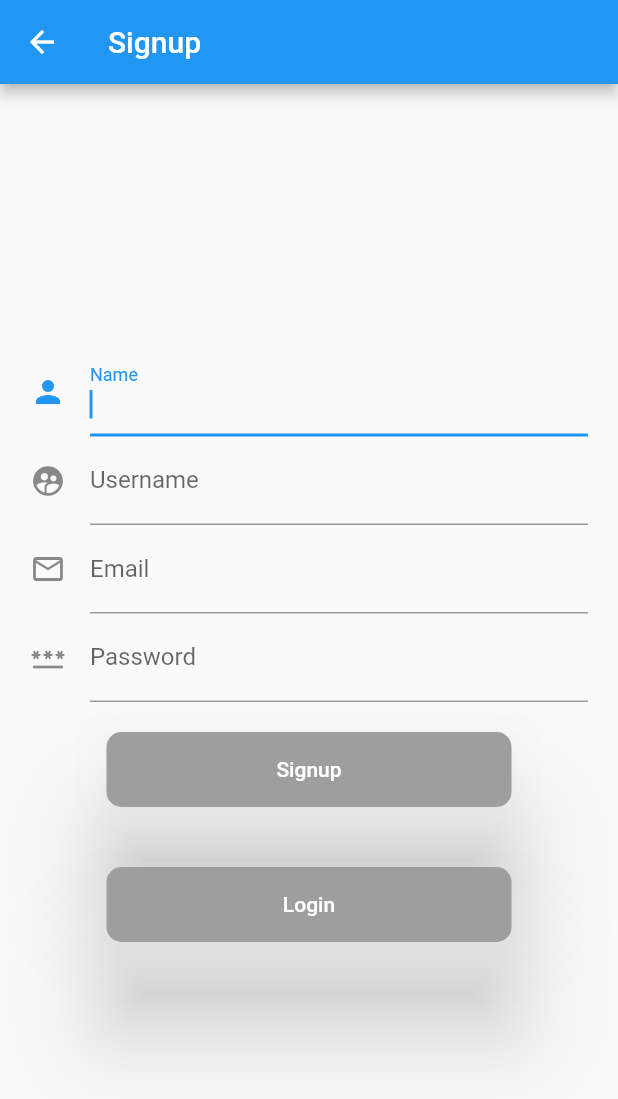
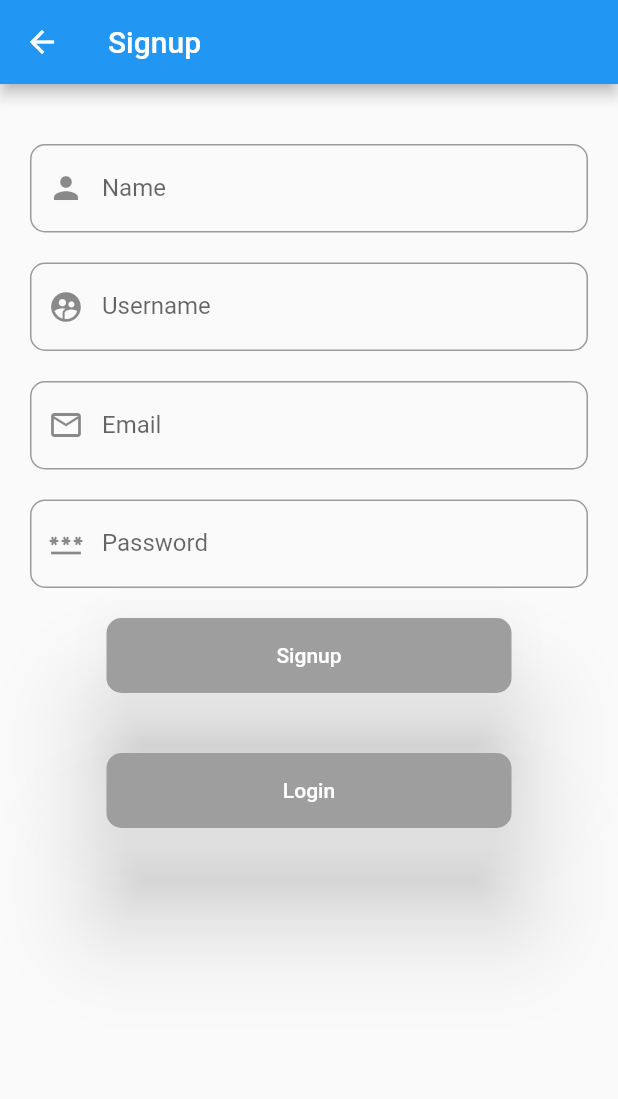
Before and after one commit to hashamnadeem21/Firebase-Auth-with-Getx-Using-MVC, a Flutter app: the screen it shows after launch, after a tap on "Signup", on a phone screen of 412 x 824 dp. Shown: the top 1099 px of the screen. Run offline on Flutter 3.47's test engine with Material 2 defaults, Android fonts, the phone set to English and light mode, and no system bars; our stand-ins replace cloud_firestore, firebase_auth, firebase_core, get; accounts and stored records are empty; network calls fail.

Commit message:
add extension function of padding to simplify code

```diff
--- a/lib/auth_screens/login_screen.dart
+++ b/lib/auth_screens/login_screen.dart
@@ -23,7 +23,8 @@ class LoginPage extends StatelessWidget {
       appBar: AppBar(
         title: const Text("Login"),
       ),
-      body: Padding(
+      body: SingleChildScrollView(
+        child: Padding(
 // Padding for the entire column
           padding: const EdgeInsets.all(20),
           child: Column(
@@ -36,7 +37,7 @@ class LoginPage extends StatelessWidget {
                 controller: email,
                 autofocus: true,
                 decoration: const InputDecoration(
-                  icon: Icon(Icons.email_outlined),
+                    prefixIcon: Icon(Icons.email_outlined),
                     label: Text("Email"),
                     fillColor: Colors.cyan),
               ),
@@ -69,6 +70,7 @@ class LoginPage extends StatelessWidget {
             ],
           ),
         ),
+      ),
     );
   }
 }
--- a/lib/auth_screens/signup_screen.dart
+++ b/lib/auth_screens/signup_screen.dart
@@ -1,6 +1,7 @@
 import 'package:flutter/material.dart';
 import 'package:get/get.dart';
 import 'package:signuploginfirebase/auth_screens/login_screen.dart';
+import 'package:signuploginfirebase/extention_function/extension_function.dart';
 import 'package:signuploginfirebase/widgets/buttons.dart';
 import '../controllers/auth_controller.dart';
 
@@ -15,48 +16,20 @@ class SignUp extends StatelessWidget {
   @override
   Widget build(BuildContext context) {
     return Scaffold(
-      resizeToAvoidBottomInset: false,
+      // resizeToAvoidBottomInset: false,
       appBar: AppBar(
         title: const Text("Signup"),
       ),
-      body: Padding(
-        padding: const EdgeInsets.all(20),
-        child: Column(
+      body: Column(
         mainAxisAlignment: MainAxisAlignment.center,
         crossAxisAlignment: CrossAxisAlignment.center,
         children: [
-            TextFormField(
-              controller: name,
-              autofocus: true,
-              decoration: const InputDecoration(
-                icon: Icon(Icons.person),
-                label: Text("Name"),
-              ),
-            ),
-            TextFormField(
-              controller: username,
-              autofocus: true,
-              decoration: const InputDecoration(
-                icon: Icon(Icons.supervised_user_circle),
-                label: Text("Username"),
-              ),
-            ),
-            TextFormField(
-              controller: email,
-              autofocus: true,
-              decoration: const InputDecoration(
-                  icon: Icon(Icons.email_outlined),
-                  label: Text("Email"),
-                  fillColor: Colors.cyan),
-            ),
-            TextFormField(
-              controller: password,
-              autofocus: true,
-              decoration: const InputDecoration(
-                icon: Icon(Icons.password),
-                label: Text("Password"),
-              ),
-            ),
+
+          CustomTextField(controller: name, label: "Name", hintText: "Enter your Name", icon: Icons.person),
+          CustomTextField(controller: username, label: "Username", hintText: "Enter your Username", icon: Icons.supervised_user_circle),
+          CustomTextField(controller: email, label: "Email", hintText: "Enter your Email", icon: Icons.email_outlined),
+          CustomTextField(controller: password, label: "Password", hintText: "Enter your Password", icon: Icons.password),
+
           Custom_Button(
               label: "Signup",
               backgroundcolor: Colors.grey,
@@ -75,9 +48,38 @@ class SignUp extends StatelessWidget {
               function: () {
                 Get.to(LoginPage());
               }),
+
         ],
-        ),
-      ),
+      ).extendPadding(),
     );
   }
 }
+
+
+class CustomTextField extends StatelessWidget {
+  CustomTextField({Key? key, required this.controller, required this.label, required this.hintText, required this.icon}) : super(key: key);
+
+  String label;
+  String hintText;
+  IconData icon;
+  TextEditingController controller;
+
+  @override
+  Widget build(BuildContext context) {
+    return Column(
+      children: [
+        SizedBox(height: 20,),
+        TextFormField(
+          controller: controller,
+          decoration: InputDecoration(
+            labelText: label,
+            hintText: hintText,
+            border: OutlineInputBorder(borderRadius: BorderRadius.all(Radius.circular(10))),
+            prefixIcon: Icon(icon),
+          ),
+        ),
+      ],
+    );
+
+  }
+}
--- /dev/null
+++ b/lib/extention_function/extension_function.dart
@@ -0,0 +1,12 @@
+import 'package:flutter/material.dart';
+
+extension padding on Widget{
+
+  Widget extendPadding(){
+    return SingleChildScrollView(
+    child: Padding(padding: EdgeInsets.all(20),
+    child: this,
+    ),
+    );
+  }
+}
```
Lines whose indentation alone changed are shown as unchanged.
